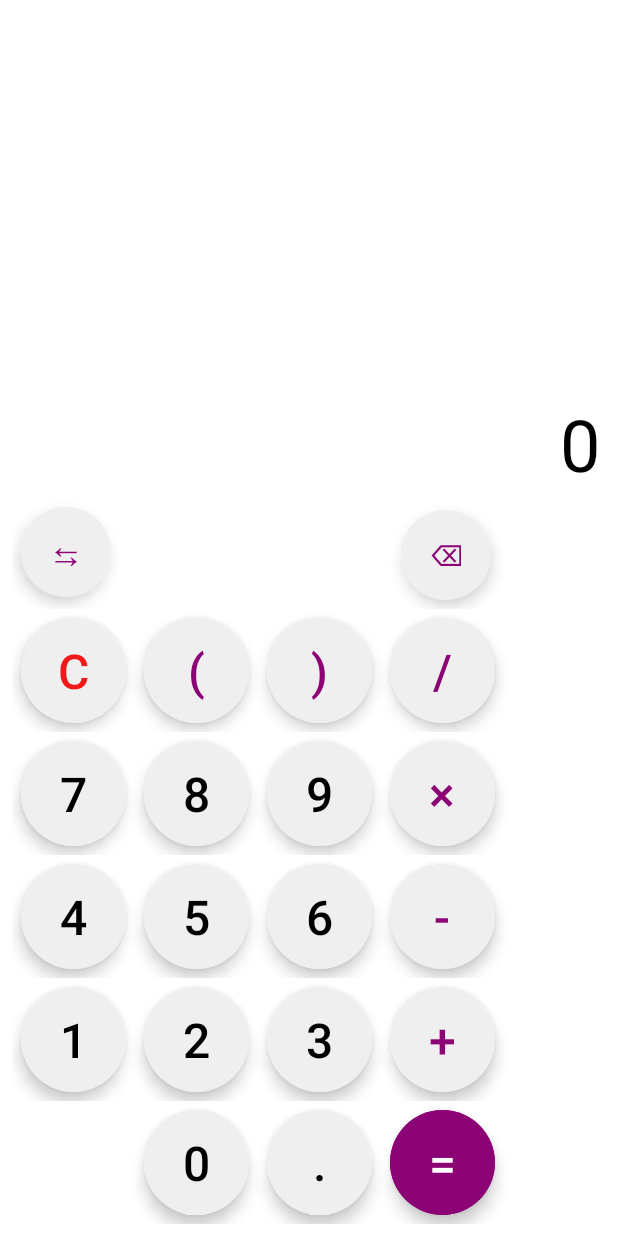
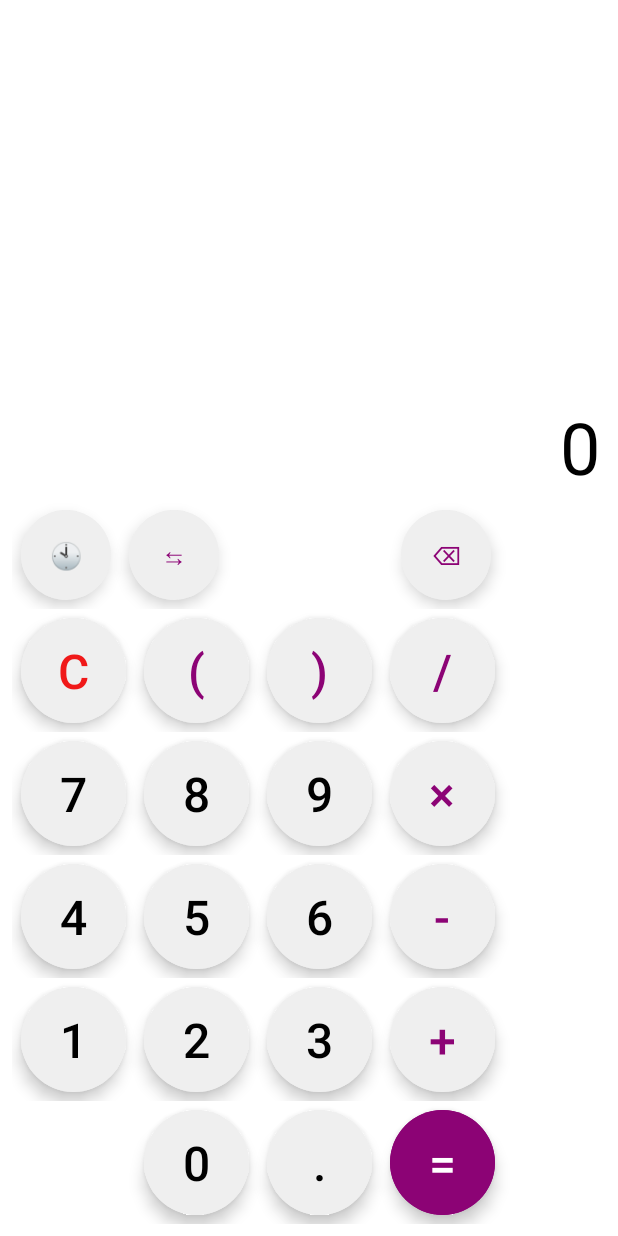
Before and after one commit to tonolinl/UnitConvertPlus, an Android app: the screen it shows after launch (Calculator_Activity), on a phone screen of 412 x 824 dp. Run offline under Robolectric (Android 15) with nearby library versions, the phone set to English and light mode, and no system bars.

```diff
--- a/app/src/main/res/layout-land/activity_calculator.xml
+++ b/app/src/main/res/layout-land/activity_calculator.xml
@@ -50,6 +50,20 @@
             android:layout_marginBottom="0dp">
 
             <com.google.android.material.button.MaterialButton
+                android:id="@+id/btnShowHistory"
+                style="@style/BUTTON_LAND"
+                android:layout_width="60dp"
+                android:layout_height="40dp"
+                android:layout_marginBottom="0dp"
+                android:layout_marginRight="30dp"
+                android:layout_marginLeft="30dp"
+                android:text="🕙"
+                android:textColor="@color/app"
+                android:textSize="12dp"
+                app:cornerRadius="12dp"
+                android:onClick="showHistoryDialog" />
+
+            <com.google.android.material.button.MaterialButton
                 android:id="@+id/btn_portrait"
                 style="@style/BUTTON_LAND"
                 android:layout_width="60dp"
@@ -57,13 +71,12 @@
                 android:layout_marginTop="0dp"
                 android:layout_marginBottom="0dp"
                 android:layout_marginRight="30dp"
-                android:layout_marginLeft="30dp"
                 android:text="⇆"
                 android:textColor="@color/app"
                 android:textSize="12dp"
                 app:cornerRadius="12dp" />
             <View
-                android:layout_width="489dp"
+                android:layout_width="399dp"
                 android:layout_height="40dp"
                 android:layout_marginTop="0dp"
                 android:layout_marginBottom="0dp"
--- a/app/src/main/res/layout/activity_calculator.xml
+++ b/app/src/main/res/layout/activity_calculator.xml
@@ -42,6 +42,18 @@
             android:orientation="horizontal">
 
             <com.google.android.material.button.MaterialButton
+                android:id="@+id/btnShowHistory"
+                style="@style/BUTTON"
+                android:layout_width="60dp"
+                android:layout_height="60dp"
+                android:layout_margin="6dp"
+                android:text="🕙"
+                android:textColor="@color/app"
+                android:textSize="17dp"
+                app:cornerRadius="30dp"
+                android:onClick="showHistoryDialog" />
+
+            <com.google.android.material.button.MaterialButton
                 android:id="@+id/btn_landscape"
                 style="@style/BUTTON"
                 android:layout_width="60dp"
@@ -49,11 +61,11 @@
                 android:layout_margin="6dp"
                 android:text="⇆"
                 android:textColor="@color/app"
-                android:textSize="24dp"
+                android:textSize="17dp"
                 app:cornerRadius="30dp" />
 
             <View
-                android:layout_width="169dp"
+                android:layout_width="97dp"
                 android:layout_height="60dp"
                 android:layout_margin="6dp"
                 android:layout_columnSpan="1" />
@@ -66,7 +78,7 @@
                 android:layout_margin="6dp"
                 android:text="⌫"
                 android:textColor="@color/app"
-                android:textSize="20dp"
+                android:textSize="17dp"
                 app:cornerRadius="30dp" />
         </GridLayout>
 
```
Also changed, not shown: app/src/main/java/com/example/helloworld/Calculator_Activity.java (+32 -80 lines), app/src/main/java/com/example/helloworld/ExpressionEvaluator.java (+129 -1 lines), app/src/main/java/com/example/helloworld/HistoryManager.java (added, +86 -0 lines), app/src/main/res/layout/dialog_history.xml (added, +26 -0 lines).
